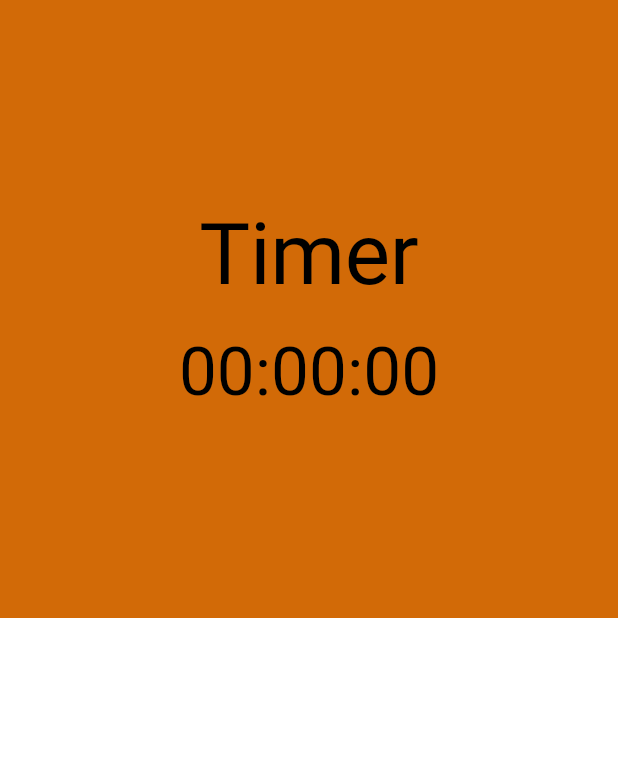
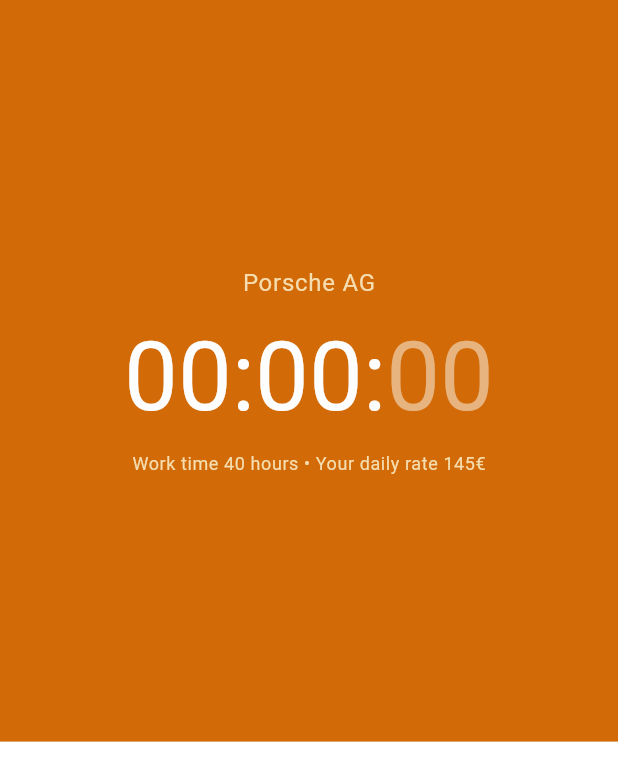
Before and after one commit to dxvid-pts/clock_in, a Flutter app: the TimerScreen screen opened directly, on a phone screen of 412 x 824 dp. Shown: the top 781 px of the screen. Run offline on Flutter 3.47's test engine with Material 2 defaults, Android fonts, the phone set to English and light mode, and no system bars; our stand-ins replace fl_chart, flutter_riverpod, freezed_annotation, hive, syncfusion_flutter_datepicker; missing offline and left inert: commons_flutter, storage_engine, storage_engine_hive_adapter; accounts and stored records are empty.

Commit message:
add basic layout

```diff
--- a/frontend/lib/screens/timer_screen/timer_screen.dart
+++ b/frontend/lib/screens/timer_screen/timer_screen.dart
@@ -9,10 +9,18 @@
   Widget build(BuildContext context, WidgetRef ref) {
     final timerService = ref.watch(timerProvider);
 
+    final timerTextTheme = Theme.of(context).textTheme.headlineLarge?.copyWith(
+          fontSize: 64,
+          color: const Color(0xFFfefdfd),
+        );
+
+    const reducedFontColor = Color(0xFFf5ddaf);
+
     return Scaffold(
         body: Column(
       children: [
         Expanded(
+          flex: 6,
           child: Container(
             color: Theme.of(context).primaryColor,
             child: Column(
@@ -20,41 +28,55 @@
               mainAxisSize: MainAxisSize.max,
               children: [
                 Text(
-                  'Timer',
-                  style: Theme.of(context).textTheme.headline1,
+                  'Porsche AG',
+                  style: Theme.of(context).textTheme.bodyLarge?.copyWith(
+                        color: reducedFontColor,
+                      ),
                 ),
-                const SizedBox(height: 20),
+                const SizedBox(height: 10),
                 //hour:minute:second timer
                 Row(
                   mainAxisAlignment: MainAxisAlignment.center,
                   children: [
                     Text(
                       timerService.hours.twoDigits(),
-                      style: Theme.of(context).textTheme.headline2,
+                      style: timerTextTheme,
                     ),
                     Text(
                       ':',
-                      style: Theme.of(context).textTheme.headline2,
+                      style: timerTextTheme,
                     ),
                     Text(
                       timerService.minutes.twoDigits(),
-                      style: Theme.of(context).textTheme.headline2,
+                      style: timerTextTheme,
                     ),
                     Text(
                       ':',
-                      style: Theme.of(context).textTheme.headline2,
+                      style: timerTextTheme,
                     ),
                     Text(
                       timerService.seconds.twoDigits(),
-                      style: Theme.of(context).textTheme.headline2,
+                      style: timerTextTheme?.copyWith(
+                        color: const Color(0xFFe7b480),
+                      ),
                     ),
                   ],
+                ),
+                const SizedBox(height: 10),
+                Text(
+                  'Work time 40 hours • Your daily rate 145€',
+                  style: Theme.of(context).textTheme.bodySmall?.copyWith(
+                        color: reducedFontColor,
+                      ),
                 ),
               ],
             ),
           ),
         ),
-        Expanded(child: Container()),
+        Expanded(
+          flex: 4,
+          child: Container(),
+        ),
       ],
     ));
   }
```
